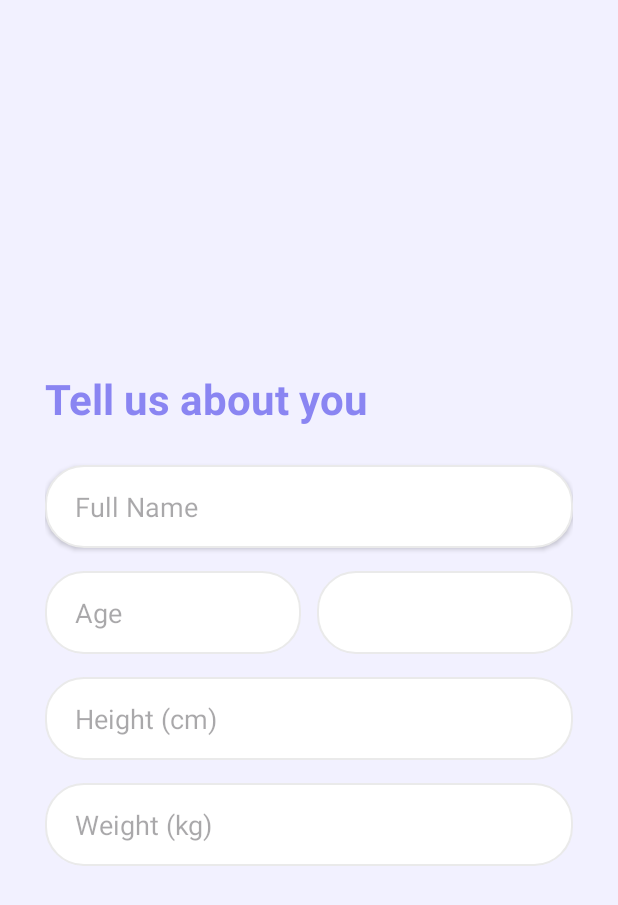
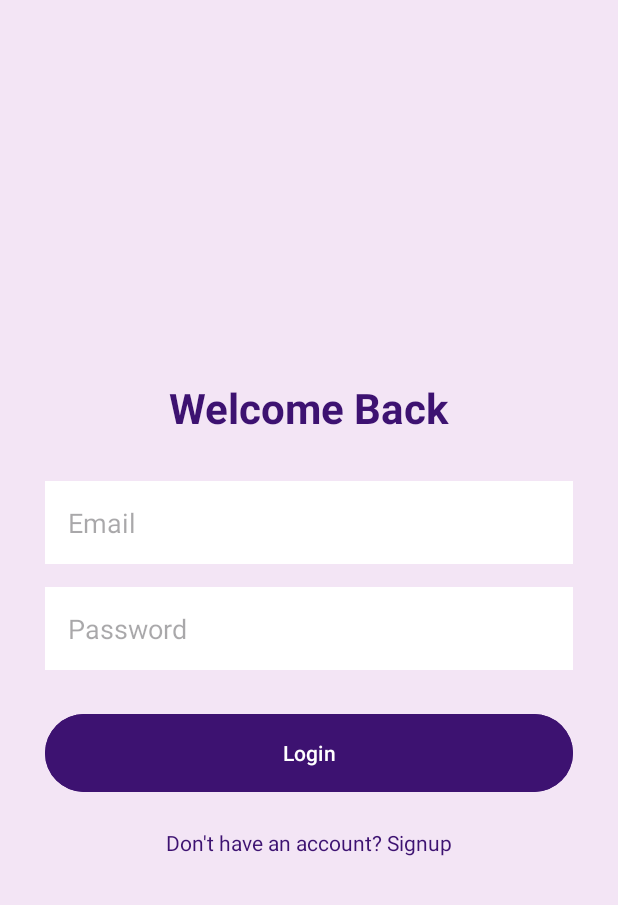
Before and after one commit to FatimaAkbar66/AIDietConsultant, an Android app: the screen it shows after launch (SetupActivity before the commit, LoginActivity after it), after a tap on "GET STARTED", on a phone screen of 412 x 824 dp. Shown: the top 905 px of the screen. Run offline under Robolectric (Android 15) with nearby library versions, the phone set to English and light mode, and no system bars; our stand-ins replace Firebase (no records; nobody signed in at launch, a user with empty details on screens opened directly).

Commit message:
Added Firebase Auth, Login/Signup screens and fixed Gemini model

```diff
--- /dev/null
+++ b/app/src/main/java/com/example/dietconsultantapp/LoginActivity.java
@@ -0,0 +1,58 @@
+package com.example.dietconsultantapp;
+
+import android.content.Intent;
+import android.os.Bundle;
+import android.widget.Button;
+import android.widget.EditText;
+import android.widget.TextView;
+import android.widget.Toast;
+import androidx.appcompat.app.AppCompatActivity;
+import com.google.firebase.auth.FirebaseAuth;
+
+public class LoginActivity extends AppCompatActivity {
+
+    private EditText etEmail, etPassword;
+    private Button btnLogin;
+    private TextView tvGoToSignup;
+    private FirebaseAuth mAuth;
+
+    @Override
+    protected void onCreate(Bundle savedInstanceState) {
+        super.onCreate(savedInstanceState);
+        setContentView(R.layout.activity_login);
+
+        mAuth = FirebaseAuth.getInstance();
+
+        // Agar user pehle se login hai toh direct MainActivity pe jaye
+        if (mAuth.getCurrentUser() != null) {
+            startActivity(new Intent(LoginActivity.this, SetupActivity.class));
+            finish();
+        }
+
+        etEmail = findViewById(R.id.etEmail);
+        etPassword = findViewById(R.id.etPassword);
+        btnLogin = findViewById(R.id.btnLogin);
+        tvGoToSignup = findViewById(R.id.tvGoToSignup);
+
+        btnLogin.setOnClickListener(v -> {
+            String email = etEmail.getText().toString().trim();
+            String password = etPassword.getText().toString().trim();
+
+            if (email.isEmpty() || password.isEmpty()) {
+                Toast.makeText(this, "Please enter all details", Toast.LENGTH_SHORT).show();
+            } else {
+                mAuth.signInWithEmailAndPassword(email, password)
+                        .addOnCompleteListener(task -> {
+                            if (task.isSuccessful()) {
+                                startActivity(new Intent(LoginActivity.this, SetupActivity.class));
+                                finish();
+                            } else {
+                                Toast.makeText(this, "Login Failed: " + task.getException().getMessage(), Toast.LENGTH_SHORT).show();
+                            }
+                        });
+            }
+        });
+
+        tvGoToSignup.setOnClickListener(v -> startActivity(new Intent(this, SignupActivity.class)));
+    }
+}
--- a/app/src/main/java/com/example/dietconsultantapp/SplashActivity.java
+++ b/app/src/main/java/com/example/dietconsultantapp/SplashActivity.java
@@ -5,24 +5,36 @@ import android.os.Bundle;
 import android.view.View;
 import androidx.appcompat.app.AppCompatActivity;
 import androidx.appcompat.widget.AppCompatButton;
+import com.google.firebase.auth.FirebaseAuth; // Firebase import karein
 
 public class SplashActivity extends AppCompatActivity {
+
+    private FirebaseAuth mAuth; // Firebase ka object
 
     @Override
     protected void onCreate(Bundle savedInstanceState) {
         super.onCreate(savedInstanceState);
         setContentView(R.layout.activity_splash);
 
-        // Button ko find karein (Check karein XML mein ID 'btnGetStarted' hi hai na?)
+        // Firebase initialize karein
+        mAuth = FirebaseAuth.getInstance();
+
         AppCompatButton btnGetStarted = findViewById(R.id.btnGetStarted);
 
         btnGetStarted.setOnClickListener(new View.OnClickListener() {
             @Override
             public void onClick(View v) {
-                // Splash se SetupActivity (ViewPager wali screen) par jana
-                Intent intent = new Intent(SplashActivity.this, SetupActivity.class);
-                startActivity(intent);
-                finish(); // Taake back dabane par wapis splash na aaye
+                // Check karein kya user login hai?
+                if (mAuth.getCurrentUser() != null) {
+                    // Agar user login hai, toh direct SetupActivity (Fragments) par bhej dein
+                    Intent intent = new Intent(SplashActivity.this, SetupActivity.class);
+                    startActivity(intent);
+                } else {
+                    // Agar login nahi hai, toh pehle LoginActivity par bhej dein
+                    Intent intent = new Intent(SplashActivity.this, LoginActivity.class);
+                    startActivity(intent);
+                }
+                finish(); // Splash activity ko khatam kar dein
             }
         });
     }
--- /dev/null
+++ b/app/src/main/res/layout/activity_login.xml
@@ -0,0 +1,53 @@
+<?xml version="1.0" encoding="utf-8"?>
+<LinearLayout xmlns:android="http://schemas.android.com/apk/res/android"
+    android:layout_width="match_parent"
+    android:layout_height="match_parent"
+    android:orientation="vertical"
+    android:padding="30dp"
+    android:gravity="center"
+    android:background="#F3E5F5">
+
+    <TextView
+        android:layout_width="wrap_content"
+        android:layout_height="wrap_content"
+        android:text="Welcome Back"
+        android:textSize="28sp"
+        android:textStyle="bold"
+        android:textColor="#3D1271"
+        android:layout_marginBottom="30dp"/>
+
+    <EditText
+        android:id="@+id/etEmail"
+        android:layout_width="match_parent"
+        android:layout_height="55dp"
+        android:hint="Email"
+        android:inputType="textEmailAddress"
+        android:padding="15dp"
+        android:background="@android:color/white"
+        android:layout_marginBottom="15dp"/>
+
+    <EditText
+        android:id="@+id/etPassword"
+        android:layout_width="match_parent"
+        android:layout_height="55dp"
+        android:hint="Password"
+        android:inputType="textPassword"
+        android:padding="15dp"
+        android:background="@android:color/white"
+        android:layout_marginBottom="25dp"/>
+
+    <Button
+        android:id="@+id/btnLogin"
+        android:layout_width="match_parent"
+        android:layout_height="60dp"
+        android:text="Login"
+        android:backgroundTint="#3D1271"/>
+
+    <TextView
+        android:id="@+id/tvGoToSignup"
+        android:layout_width="wrap_content"
+        android:layout_height="wrap_content"
+        android:text="Don't have an account? Signup"
+        android:textColor="#3D1271"
+        android:layout_marginTop="20dp"/>
+</LinearLayout>
--- a/build.gradle.kts
+++ b/build.gradle.kts
@@ -1,4 +1,6 @@
-// Top-level build file where you can add configuration options common to all sub-projects/modules.
+// Top-level build file
 plugins {
     alias(libs.plugins.android.application) apply false
+    // YE LINE ADD KAREIN:
+    id("com.google.gms.google-services") version "4.4.0" apply false
 }
```
Also changed, not shown: app/build.gradle.kts (+17 -49 lines), app/src/main/AndroidManifest.xml (+10 -4 lines), app/src/main/java/com/example/dietconsultantapp/AIResultActivity.java (+15 -4 lines), app/src/main/java/com/example/dietconsultantapp/HomeActvity.java (added, +33 -0 lines), app/src/main/java/com/example/dietconsultantapp/SignupActivity.java (added, +47 -0 lines), app/src/main/res/layout/activity_ai_result.xml (+9 -5 lines), app/src/main/res/layout/activity_home.xml (added, +34 -0 lines), app/src/main/res/layout/activity_signup.xml (added, +66 -0 lines), 1 other file.
